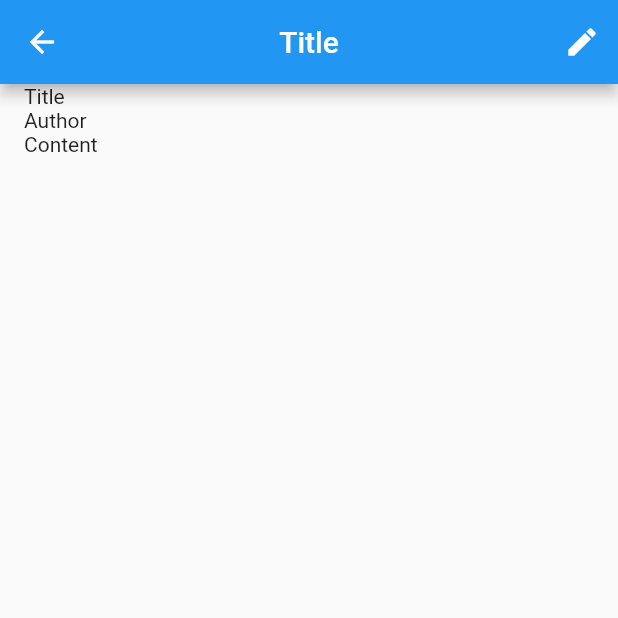
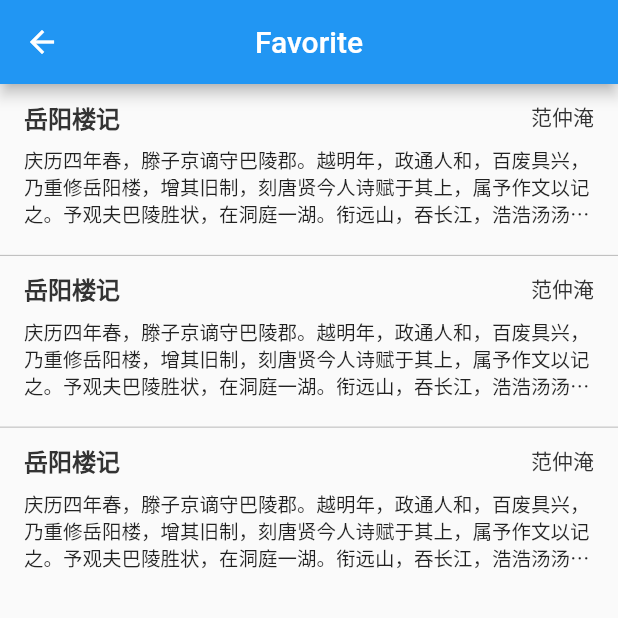
Before and after one commit to ShadowTricker/flutter_common, a Flutter app: the screen it shows after launch, after a tap on "岳阳楼记", on a phone screen of 412 x 824 dp, the top half of it. Run offline on Flutter 3.47's test engine with Material 2 defaults, Android fonts, the phone set to English and light mode, and no system bars; our stand-ins replace dio.

Commit message:
change files

```diff
--- /dev/null
+++ b/lib/components/favor/favor_item.dart
@@ -0,0 +1,31 @@
+import 'package:flutter/material.dart';
+import 'package:flutter_common/components/articles/article_header.dart';
+
+class FavorItem extends StatelessWidget {
+  @override
+  Widget build(BuildContext context) {
+    return Padding(
+      child: Column(
+        children: [ArticleHeader(), _buildContent(context)],
+        mainAxisSize: MainAxisSize.max,
+        crossAxisAlignment: CrossAxisAlignment.start,
+      ),
+      padding: EdgeInsets.symmetric(horizontal: 16.0, vertical: 6.0),
+    );
+  }
+
+  Widget _buildContent(BuildContext context) {
+    return Container(
+      child: Text(
+        '庆历四年春，滕子京谪守巴陵郡。越明年，政通人和，百废具兴，乃重修岳阳楼，增其旧制，刻唐贤今人诗赋于其上，属予作文以记之。予观夫巴陵胜状，在洞庭一湖。衔远山，吞长江，浩浩汤汤，横无际涯，朝晖夕阴，气象万千。此则岳阳楼之大观也，前人之述备矣。然则北通巫峡，南极潇湘，迁客骚人，多会于此，览物之情，得无异乎？若夫淫雨霏霏，连月不开，阴风怒号，浊浪排空，日星隐曜，山岳潜形，商旅不行，樯倾楫摧，薄暮冥冥，虎啸猿啼。登斯楼也，则有去国怀乡，忧谗畏讥，满目萧然，感极而悲者矣。至若春和景明，波澜不惊，上下天光，一碧万顷，沙鸥翔集，锦鳞游泳，岸芷汀兰，郁郁青青。而或长烟一空，皓月千里，浮光跃金，静影沉璧，渔歌互答，此乐何极！登斯楼也，则有心旷神怡，宠辱偕忘，把酒临风，其喜洋洋者矣。嗟夫！予尝求古仁人之心，或异二者之为，何哉？不以物喜，不以己悲；居庙堂之高则忧其民；处江湖之远则忧其君。是进亦忧，退亦忧。然则何时而乐耶？其必曰“先天下之忧而忧，后天下之乐而乐”乎！噫！微斯人，吾谁与归？时六年九月十五日。',
+        style: const TextStyle(
+          height: 1.4,
+          fontSize: 13
+        ),
+        overflow: TextOverflow.ellipsis,
+        maxLines: 3,
+      ),
+      padding: EdgeInsets.only(top: 4.0, bottom: 12.0),
+    );
+  }
+}
--- a/lib/containers/article_list.dart
+++ b/lib/containers/article_list.dart
@@ -47,7 +47,7 @@ class _ArticleListState extends State<ArticleList> {
           child: ArticleItem(),
           onTap: () {
             print(index);
-            Navigator.of(context).pushNamed('/article');
+            Navigator.of(context).pushNamed('/favors');
           }
         );
       },
--- a/lib/containers/article_page.dart
+++ b/lib/containers/article_page.dart
@@ -1,6 +1,5 @@
-
-
 import 'package:flutter/material.dart';
+import 'package:flutter_common/constants/my_colors.dart';
 
 class ArticlePage extends StatelessWidget {
 
@@ -8,12 +7,14 @@ class ArticlePage extends StatelessWidget {
   Widget build(BuildContext context) {
     return Scaffold(
       appBar: AppBar(
-        title: Text('Title', style: TextStyle(color: Colors.white)),
+        title: Text('岳阳楼记', style: TextStyle(color: Colors.white)),
         centerTitle: true,
         actions: [
           IconButton(
             icon: Icon(Icons.edit),
-            onPressed: () {}
+            onPressed: () {
+              Navigator.of(context).pushNamed('/publish');
+            }
           )
         ],
       ),
@@ -27,9 +28,37 @@ class ArticlePage extends StatelessWidget {
       child: Column(
         crossAxisAlignment: CrossAxisAlignment.start,
         children: <Widget>[
-          Text('Title'),
-          Text('Author'),
-          Text('Content')
+          Padding(
+            padding: EdgeInsets.only(top: 12.0, bottom: 4.0),
+            child: Text(
+              '岳阳楼记',
+              style: TextStyle(
+                fontSize: 20.0,
+                color: MyFontColors.black_33,
+                fontWeight: FontWeight.bold
+              )
+            ),
+          ),
+          Padding(
+            padding: EdgeInsets.symmetric(vertical: 6.0),
+            child: Text(
+              '范仲淹',
+              style: TextStyle(
+                fontSize: 16.0,
+                color: MyFontColors.black_a8
+              ),
+            ),
+          ),
+          Padding(
+            padding: EdgeInsets.symmetric(vertical: 6.0),
+            child: Text(
+              '庆历四年春，滕子京谪守巴陵郡。越明年，政通人和，百废具兴，乃重修岳阳楼，增其旧制，刻唐贤今人诗赋于其上，属予作文以记之。\n予观夫巴陵胜状，在洞庭一湖。衔远山，吞长江，浩浩汤汤，横无际涯，朝晖夕阴，气象万千。此则岳阳楼之大观也，前人之述备矣。然则北通巫峡，南极潇湘，迁客骚人，多会于此，览物之情，得无异乎？\n若夫淫雨霏霏，连月不开，阴风怒号，浊浪排空，日星隐曜，山岳潜形，商旅不行，樯倾楫摧，薄暮冥冥，虎啸猿啼。登斯楼也，则有去国怀乡，忧谗畏讥，满目萧然，感极而悲者矣。\n至若春和景明，波澜不惊，上下天光，一碧万顷，沙鸥翔集，锦鳞游泳，岸芷汀兰，郁郁青青。而或长烟一空，皓月千里，浮光跃金，静影沉璧，渔歌互答，此乐何极！登斯楼也，则有心旷神怡，宠辱偕忘，把酒临风，其喜洋洋者矣。\n嗟夫！予尝求古仁人之心，或异二者之为，何哉？不以物喜，不以己悲；居庙堂之高则忧其民；处江湖之远则忧其君。是进亦忧，退亦忧。然则何时而乐耶？其必曰“先天下之忧而忧，后天下之乐而乐”乎！噫！微斯人，吾谁与归？\n时六年九月十五日。',
+              style: TextStyle(
+                color: MyFontColors.black_66,
+                fontSize: 14.0
+              ),
+            )
+          )
         ],
       ),
     );
--- /dev/null
+++ b/lib/containers/favor_list.dart
@@ -0,0 +1,43 @@
+import 'package:flutter/material.dart';
+import 'package:flutter_common/components/favor/favor_item.dart';
+
+class FavorList extends StatefulWidget {
+
+  @override
+  _FavorListState createState() => _FavorListState();
+
+}
+
+class _FavorListState extends State<FavorList> {
+
+  @override
+  Widget build(BuildContext context) {
+    return Scaffold(
+      appBar: AppBar(
+        title: Text('Favorite', style: TextStyle(color: Colors.white)),
+        centerTitle: true,
+      ),
+      body: _buildbody(context),
+    );
+  }
+
+  Widget _buildbody(BuildContext context) {
+    return ListView.separated(
+      itemCount: 3,
+      itemBuilder: (BuildContext context, int index) {
+        return GestureDetector(
+          child: FavorItem(),
+          onTap: () {
+            print(index);
+            Navigator.of(context).pushNamed('/article');
+          }
+        );
+      },
+      separatorBuilder: (BuildContext context, int index) => Divider(
+        height: 0.5,
+        color: Colors.black26,
+      )
+    );
+  }
+
+}
--- a/lib/routes/routes.dart
+++ b/lib/routes/routes.dart
@@ -1,8 +1,15 @@
 import 'package:flutter/material.dart';
 import 'package:flutter_common/containers/article_list.dart';
 import 'package:flutter_common/containers/article_page.dart';
+import 'package:flutter_common/containers/favor_list.dart';
+import 'package:flutter_common/containers/publish_page.dart';
 
 Map<String, WidgetBuilder> routes = {
   '/articles': (context) => ArticleList(),
-  '/article': (context) => ArticlePage()
+  '/article': (context) => ArticlePage(),
+  '/favors': (context) => FavorList(),
+  '/publish': (context) {
+    final bool isEdit = ModalRoute.of(context).settings.arguments;
+    return PublishPage(isEdit: isEdit ?? false);
+  }
 };
```
Also changed, not shown: lib/components/logo/logo.dart (added, +12 -0 lines), lib/containers/publish_page.dart (added, +29 -0 lines), lib/components/drawer/drawer.dart (added).
